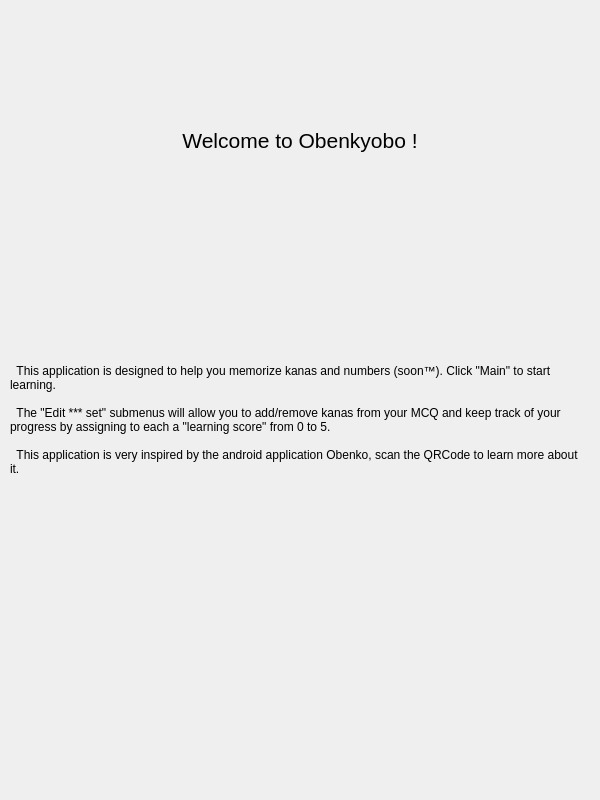
Qt form Src/widgetwelcome.ui (Aryetis/Obenkyobo) before a commit.
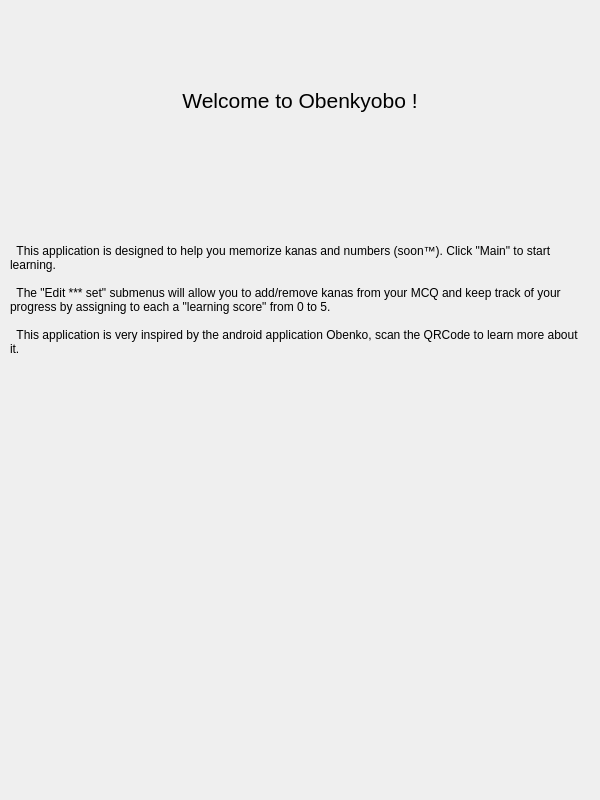
The same form after that commit. Icons and pictures are not drawn.

Commit message: close enough welcome page

```diff
--- a/Src/widgetwelcome.ui
+++ b/Src/widgetwelcome.ui
@@ -19,7 +19,7 @@
   <property name="windowTitle">
    <string>Form</string>
   </property>
-  <layout class="QVBoxLayout" name="verticalLayout_2" stretch="7,3">
+  <layout class="QVBoxLayout" name="verticalLayout_2" stretch="0,0">
    <property name="spacing">
     <number>0</number>
    </property>
@@ -39,9 +39,12 @@
     <number>0</number>
    </property>
    <item>
-    <layout class="QVBoxLayout" name="TextStuffLayout">
+    <layout class="QVBoxLayout" name="TextStuffLayout" stretch="0,0">
+     <property name="spacing">
+      <number>0</number>
+     </property>
      <property name="sizeConstraint">
-      <enum>QLayout::SetMaximumSize</enum>
+      <enum>QLayout::SetDefaultConstraint</enum>
      </property>
      <property name="topMargin">
       <number>0</number>
@@ -52,18 +55,18 @@
         <number>0</number>
        </property>
        <property name="sizeConstraint">
-        <enum>QLayout::SetMinimumSize</enum>
+        <enum>QLayout::SetDefaultConstraint</enum>
        </property>
        <property name="topMargin">
-        <number>20</number>
+        <number>0</number>
        </property>
        <property name="bottomMargin">
-        <number>20</number>
+        <number>0</number>
        </property>
        <item>
         <widget class="QLabel" name="WelcomeTitle">
          <property name="sizePolicy">
-          <sizepolicy hsizetype="Preferred" vsizetype="Minimum">
+          <sizepolicy hsizetype="Preferred" vsizetype="Preferred">
            <horstretch>0</horstretch>
            <verstretch>0</verstretch>
           </sizepolicy>
@@ -91,18 +94,18 @@
         <number>0</number>
        </property>
        <property name="sizeConstraint">
-        <enum>QLayout::SetMinimumSize</enum>
+        <enum>QLayout::SetDefaultConstraint</enum>
        </property>
        <property name="topMargin">
-        <number>5</number>
+        <number>0</number>
        </property>
        <property name="bottomMargin">
-        <number>5</number>
+        <number>0</number>
        </property>
        <item>
         <widget class="QLabel" name="WelcomeText">
          <property name="sizePolicy">
-          <sizepolicy hsizetype="Preferred" vsizetype="Minimum">
+          <sizepolicy hsizetype="Preferred" vsizetype="Preferred">
            <horstretch>0</horstretch>
            <verstretch>0</verstretch>
           </sizepolicy>
@@ -124,69 +127,29 @@
     </layout>
    </item>
    <item>
-    <layout class="QHBoxLayout" name="QrCodeLayout" stretch="1,0,1">
+    <layout class="QHBoxLayout" name="QrCodeLayout" stretch="0">
      <property name="spacing">
       <number>0</number>
      </property>
      <property name="leftMargin">
-      <number>0</number>
+      <number>2</number>
      </property>
      <property name="topMargin">
-      <number>0</number>
+      <number>2</number>
      </property>
      <property name="rightMargin">
-      <number>0</number>
+      <number>2</number>
      </property>
      <property name="bottomMargin">
-      <number>0</number>
+      <number>2</number>
      </property>
-     <item>
-      <spacer name="horizontalSpacer_2">
-       <property name="orientation">
-        <enum>Qt::Horizontal</enum>
-       </property>
-       <property name="sizeHint" stdset="0">
-        <size>
-         <width>40</width>
-         <height>20</height>
-        </size>
-       </property>
-      </spacer>
-     </item>
-     <item>
-      <layout class="QVBoxLayout" name="verticalLayout_3" stretch="1,0,1">
-       <property name="spacing">
-        <number>0</number>
-       </property>
-       <property name="sizeConstraint">
-        <enum>QLayout::SetDefaultConstraint</enum>
-       </property>
-       <property name="topMargin">
-        <number>0</number>
-       </property>
-       <property name="bottomMargin">
-        <number>0</number>
-       </property>
-       <item>
-        <spacer name="verticalSpacer">
-         <property name="orientation">
-          <enum>Qt::Vertical</enum>
-         </property>
-         <property name="sizeHint" stdset="0">
-          <size>
-           <width>20</width>
-           <height>40</height>
-          </size>
-         </property>
-        </spacer>
-       </item>
        <item>
         <widget class="QLabel" name="QrCode">
          <property name="enabled">
           <bool>true</bool>
          </property>
          <property name="sizePolicy">
-          <sizepolicy hsizetype="Expanding" vsizetype="Expanding">
+        <sizepolicy hsizetype="Preferred" vsizetype="Preferred">
            <horstretch>0</horstretch>
            <verstretch>0</verstretch>
           </sizepolicy>
@@ -199,8 +162,8 @@
          </property>
          <property name="maximumSize">
           <size>
-           <width>500</width>
-           <height>500</height>
+         <width>16777215</width>
+         <height>16777215</height>
           </size>
          </property>
          <property name="sizeIncrement">
@@ -240,34 +203,6 @@
           <bool>false</bool>
          </property>
         </widget>
-       </item>
-       <item>
-        <spacer name="verticalSpacer_2">
-         <property name="orientation">
-          <enum>Qt::Vertical</enum>
-         </property>
-         <property name="sizeHint" stdset="0">
-          <size>
-           <width>20</width>
-           <height>40</height>
-          </size>
-         </property>
-        </spacer>
-       </item>
-      </layout>
-     </item>
-     <item>
-      <spacer name="horizontalSpacer">
-       <property name="orientation">
-        <enum>Qt::Horizontal</enum>
-       </property>
-       <property name="sizeHint" stdset="0">
-        <size>
-         <width>40</width>
-         <height>20</height>
-        </size>
-       </property>
-      </spacer>
      </item>
     </layout>
    </item>
```
Lines whose indentation alone changed are shown as unchanged.
